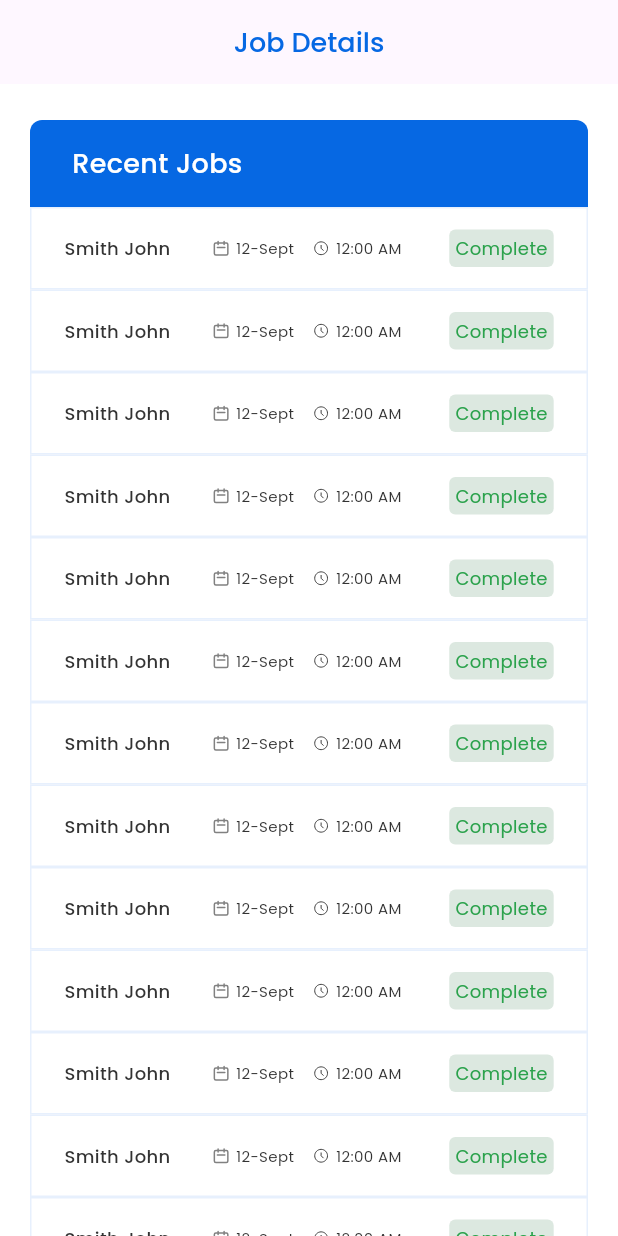
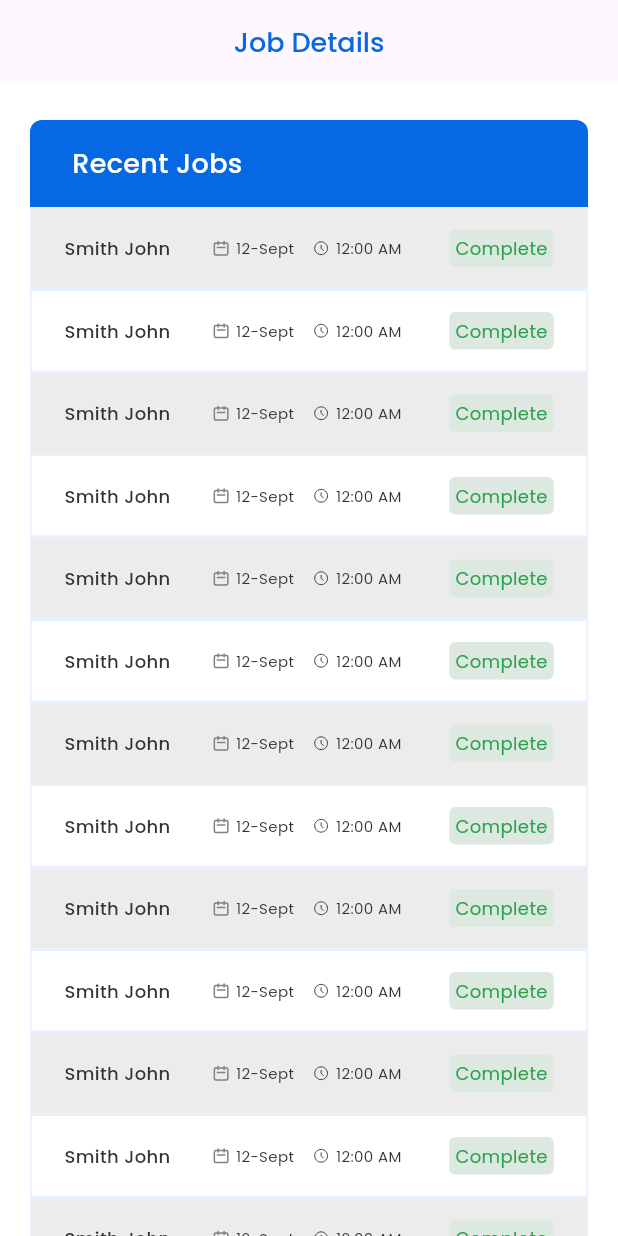
Before and after one commit to bdCalling-Sdt-hub/find_worker, a Flutter app: the SpJobHistoryScreen screen opened by its route, on a phone screen of 412 x 824 dp. Run offline on Flutter 3.47's test engine with Material 3 defaults, Android fonts, the phone set to English and light mode, and no system bars; our stand-ins replace flutter_rating_bar, flutter_svg, get, google_fonts, image_picker, intl_phone_field and 2 more.

Commit message:
feat(all section): incomplete

```diff
--- a/lib/view/screens/service_provider/sp_job_history/sp_job_history/sp_job_history_screen.dart
+++ b/lib/view/screens/service_provider/sp_job_history/sp_job_history/sp_job_history_screen.dart
@@ -1,13 +1,10 @@
 import 'package:find_worker/core/app_routes.dart';
 import 'package:find_worker/utils/app_colors.dart';
 import 'package:find_worker/utils/app_icons.dart';
-import 'package:find_worker/utils/app_images.dart';
-import 'package:find_worker/utils/app_strings.dart';
 import 'package:find_worker/view/widgets/image/custom_image.dart';
 import 'package:find_worker/view/widgets/text/custom_text.dart';
 import 'package:flutter/material.dart';
 import 'package:get/get.dart';
-import 'package:google_fonts/google_fonts.dart';
 
 class SpJobHistoryScreen extends StatefulWidget {
   const SpJobHistoryScreen({super.key});
@@ -17,6 +14,7 @@ class SpJobHistoryScreen extends StatefulWidget {
 }
 
 class _SpJobHistoryScreenState extends State<SpJobHistoryScreen> {
+  int selected=2;
   @override
   Widget build(BuildContext context) {
     return SafeArea(
@@ -62,10 +60,17 @@ class _SpJobHistoryScreenState extends State<SpJobHistoryScreen> {
                     Get.toNamed(AppRoute.spHistoryDetailsScreen);
                   },
                   child: Column(
-                    children: List.generate(20, (index) => Container(
+                    children: List.generate(20, (index) =>
+                        GestureDetector(
+                          onTap: (){
+                            setState(() {
+
+                            });
+                          },
+                          child: Container(
                       padding: const EdgeInsets.symmetric(horizontal: 8, vertical: 14),
-                      decoration: const ShapeDecoration(
-                        color: Colors.white,
+                      decoration:  ShapeDecoration(
+                          color:index % 2 == 0 ? AppColors.black_5 : AppColors.white,
                           shape: RoundedRectangleBorder(
                             side: BorderSide(width: 1, color: Color(0xFFE7F0FD)),
                           ),
@@ -128,6 +133,7 @@ class _SpJobHistoryScreenState extends State<SpJobHistoryScreen> {
                             ),
                           ],
                       ),
+                    ),
                         ),),
                   ),
                 ),
```
Lines whose indentation alone changed are shown as unchanged.
